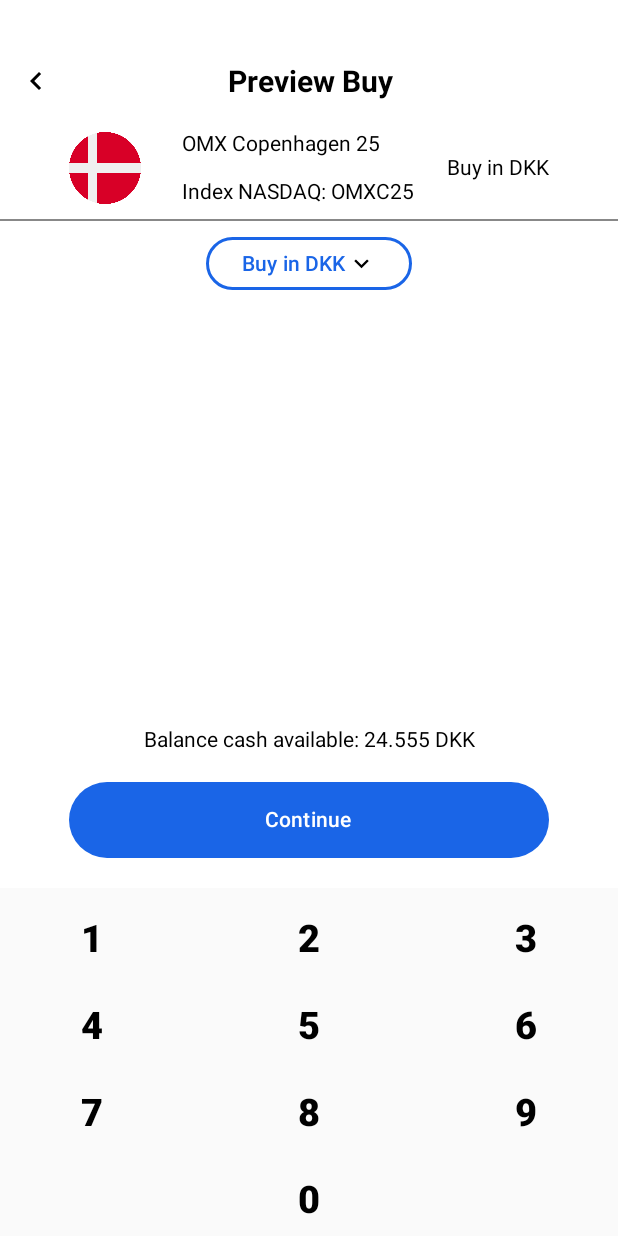
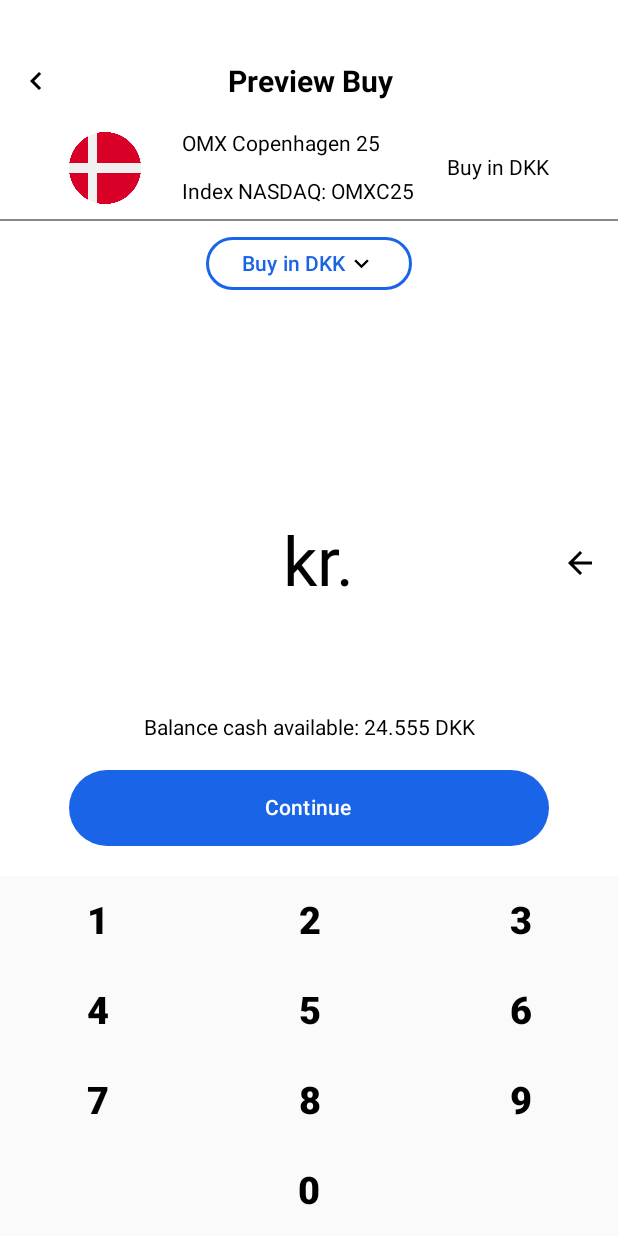
Before and after one commit to Johansogaard/stockApp, an Android app built with Jetpack Compose: the @Preview function BuyScreenPreview, on a phone screen of 412 x 824 dp. Run offline under Robolectric (Android 15) with nearby library versions, the phone set to English and light mode, and no system bars.

Commit message:
BuyScreen1: numpad works. delete button added and works. Shadow added to buttons. vertical blinking bar added and works.

```diff
--- a/app/src/main/java/com/example/stockapp/screens/BuyScreen1.kt
+++ b/app/src/main/java/com/example/stockapp/screens/BuyScreen1.kt
@@ -13,6 +13,7 @@ import androidx.compose.ui.unit.sp
 import androidx.compose.foundation.border
 import androidx.compose.foundation.focusable
 import androidx.compose.foundation.interaction.MutableInteractionSource
+import androidx.compose.foundation.interaction.collectIsPressedAsState
 import androidx.compose.foundation.layout.Arrangement
 import androidx.compose.foundation.layout.Box
 import androidx.compose.foundation.layout.Column
@@ -33,6 +34,8 @@ import androidx.compose.foundation.text.BasicTextField
 import androidx.compose.foundation.text.KeyboardActions
 import androidx.compose.foundation.text.KeyboardOptions
 import androidx.compose.material.icons.Icons
+import androidx.compose.material.icons.filled.ArrowBack
+import androidx.compose.material.icons.filled.Delete
 import androidx.compose.material.icons.filled.KeyboardArrowDown
 
 import androidx.compose.material3.Icon
@@ -53,10 +56,14 @@ import androidx.compose.material.icons.filled.KeyboardArrowLeft
 import androidx.compose.material3.Divider
 import androidx.compose.material3.ExperimentalMaterial3Api
 import androidx.compose.runtime.DisposableEffect
+import androidx.compose.runtime.LaunchedEffect
+import androidx.compose.runtime.withFrameNanos
 import androidx.compose.ui.ExperimentalComposeUiApi
+import androidx.compose.ui.draw.alpha
 import androidx.compose.ui.focus.FocusRequester
 import androidx.compose.ui.focus.focusRequester
 import androidx.compose.ui.focus.onFocusChanged
+import androidx.compose.ui.graphics.RectangleShape
 import androidx.compose.ui.graphics.SolidColor
 import androidx.compose.ui.platform.LocalConfiguration
 import androidx.compose.ui.platform.LocalSoftwareKeyboardController
@@ -66,6 +73,8 @@ import androidx.compose.ui.text.style.TextAlign
 import com.example.stockapp.data.Screen
 
 import com.example.stockapp.R
+import kotlinx.coroutines.delay
+
 const val NUMPAD_BUTTON_ONE = 1
 const val NUMPAD_BUTTON_TWO = 2
 const val NUMPAD_BUTTON_THREE = 3
@@ -171,9 +180,7 @@ fun BuyLayout1(navController: NavController)
             // Implement the button and dropdown for buying stocks
 
             Spacer(modifier = Modifier.weight(0.5f))
-            CustomTextField(textState) { newValue ->
-                textState = newValue
-            }
+            CustomTextField(textState, onValueChange = { textState = it })
             // Amount of DKK TextField
 
 
@@ -258,13 +265,27 @@ fun Numpad(onDigitClick: (Int) -> Unit) {
 
 
 
+
+
 @Composable
 fun NumpadButton(digit: Int, onClick: (Int) -> Unit) {
+    // Remember a MutableInteractionSource for this button, which allows us to track its interactions
+    val interactionSource = remember { MutableInteractionSource() }
+    // Collect the isPressed state from the interactionSource
+    val isPressed = interactionSource.collectIsPressedAsState().value
+
+    // Determine the button color based on the isPressed state
+    val buttonColor = if (isPressed) Color.LightGray else Color.Transparent
+
     Button(
         onClick = { onClick(digit) },
-        modifier = Modifier.padding(30.dp,10.dp,30.dp,0.dp),
+        modifier = Modifier.width(130.dp).height(60.dp).padding(0.dp, 0.dp, 0.dp, 0.dp)
+        ,
+        shape= RectangleShape,
         colors = ButtonDefaults.buttonColors(
-            containerColor = Color.Transparent)
+            containerColor = buttonColor),
+        interactionSource = interactionSource,
+        elevation = null
 
     ) {
         Text(text = digit.toString(),
@@ -277,7 +298,7 @@ fun NumpadButton(digit: Int, onClick: (Int) -> Unit) {
 }
 
 @Composable
-fun CustomTextField(value: String, onValueChanged: (String) -> Unit) {
+fun CustomTextField(value: String,onValueChange: (String) -> Unit) {
     Box(
         modifier = Modifier
             .fillMaxWidth()
@@ -294,7 +315,7 @@ fun CustomTextField(value: String, onValueChanged: (String) -> Unit) {
             )
             Box(
                 modifier = Modifier
-                    .weight(0.8f)
+                    .weight(0.6f)
                     .fillMaxHeight(),
                 contentAlignment = Alignment.Center
             ) {
@@ -303,29 +324,62 @@ fun CustomTextField(value: String, onValueChanged: (String) -> Unit) {
                     horizontalArrangement = Arrangement.Center,
                     verticalAlignment = Alignment.CenterVertically
                 ) {
-                    BasicTextField(
-                        value = value,
-                        onValueChange = {
-                            if (it.filter { char -> char.isDigit() }.length <= 7) {
-                                onValueChanged(it)
-                            }
-                        },
-                        modifier = Modifier.width(IntrinsicSize.Min), // Use wrapContentWidth here
-                        textStyle = TextStyle(fontSize = 45.sp, color = Color.Black, textAlign = TextAlign.End), // Align text to the end
-                        cursorBrush = SolidColor(Color.Black)
+                    Text(
+                        text = "${value.filter { it.isDigit() }}",
+                        fontSize = 45.sp,
+                        color = Color.Black,
+                        textAlign = TextAlign.End,
+                        modifier = Modifier.wrapContentWidth()
                     )
-                    Text(text = if (value.isNotEmpty()) "kr." else "", fontSize = 45.sp, modifier = Modifier.wrapContentWidth()) // Use wrapContentWidth here
+                    Text(
+                        text = "|",
+                        fontSize = 45.sp,
+                        color = Color.Black,
+                        modifier = Modifier
+                            .wrapContentWidth()
+                            .blink()
+                    )
+
+                    Text(
+                        text = "kr.",
+                        fontSize = 45.sp,
+                        color = Color.Black,
+                        textAlign = TextAlign.End,
+                        modifier = Modifier.wrapContentWidth()
+                    )
+
                 }
             }
             Box(
                 modifier = Modifier
                     .weight(0.1f)
-                    .fillMaxHeight()
-            )
+                    .fillMaxHeight(),
+                contentAlignment = Alignment.Center
+            ) {
+                IconButton(onClick = {onValueChange(value.dropLast(1))
+                }) {
+
+                Icon(Icons.Default.ArrowBack, contentDescription = "Delete")
+                }
+
+            }
         }
     }
 }
 
+@Composable
+fun Modifier.blink(): Modifier {
+    var visible by remember { mutableStateOf(true) }
+    LaunchedEffect(key1 = Unit) {
+        while (true) {
+            withFrameNanos {
+                visible = !visible
+            }
+            delay(530L) // Adjust the delay to speed up/slow down the blinking rate
+        }
+    }
+    return then(if (visible) Modifier else Modifier.alpha(0f))
+}
 @Composable
 fun ButtonWithBorder() {
     Button(
```
